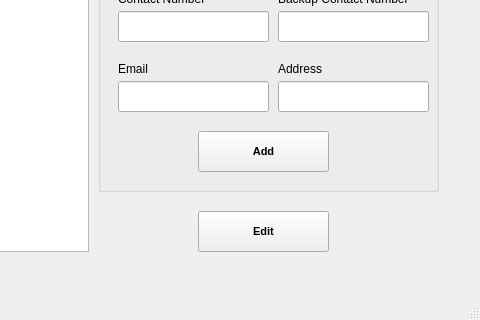
Before: the Qt Designer form Screens/Vendors.ui in basil-ali-khan/Inventory-Management-System, drawn with Qt 5; both pictures show x 722 to 1202 and y 199 to 519 of the 1202 by 519 pixel window.
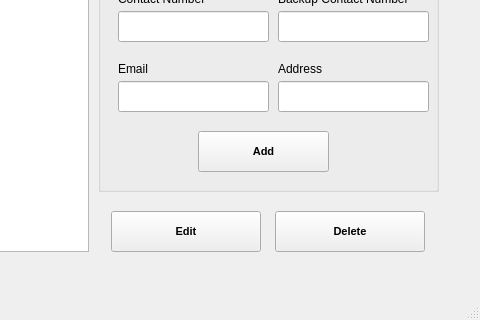
After: the same form once the commit is applied.

Diff of the .ui file:
```diff
--- a/Screens/Vendors.ui
+++ b/Screens/Vendors.ui
@@ -374,9 +374,9 @@
    <widget class="QPushButton" name="editVendorButton">
     <property name="geometry">
      <rect>
-      <x>920</x>
+      <x>833</x>
       <y>410</y>
-      <width>131</width>
+      <width>150</width>
       <height>41</height>
      </rect>
     </property>
@@ -411,6 +411,26 @@
      <string>Search</string>
     </property>
    </widget>
+   <widget class="QPushButton" name="deleteVendorButton">
+    <property name="geometry">
+     <rect>
+      <x>997</x>
+      <y>410</y>
+      <width>150</width>
+      <height>41</height>
+     </rect>
+    </property>
+    <property name="font">
+     <font>
+      <pointsize>8</pointsize>
+      <weight>75</weight>
+      <bold>true</bold>
+     </font>
+    </property>
+    <property name="text">
+     <string>Delete</string>
+    </property>
+   </widget>
   </widget>
   <widget class="QMenuBar" name="menubar">
    <property name="geometry">
```
